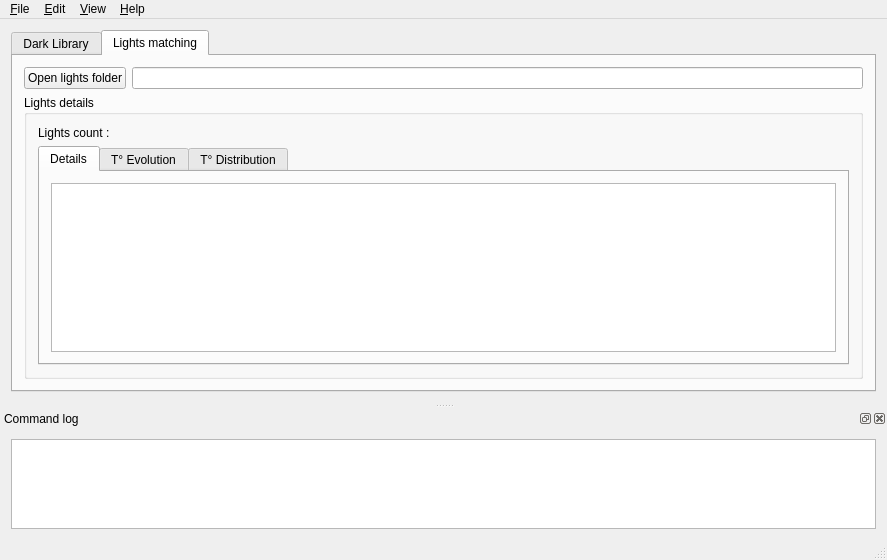
First picture: the form in src/gui/forms/mainWindow.ui, repository deufrai/astrawdark-src, before the edit.
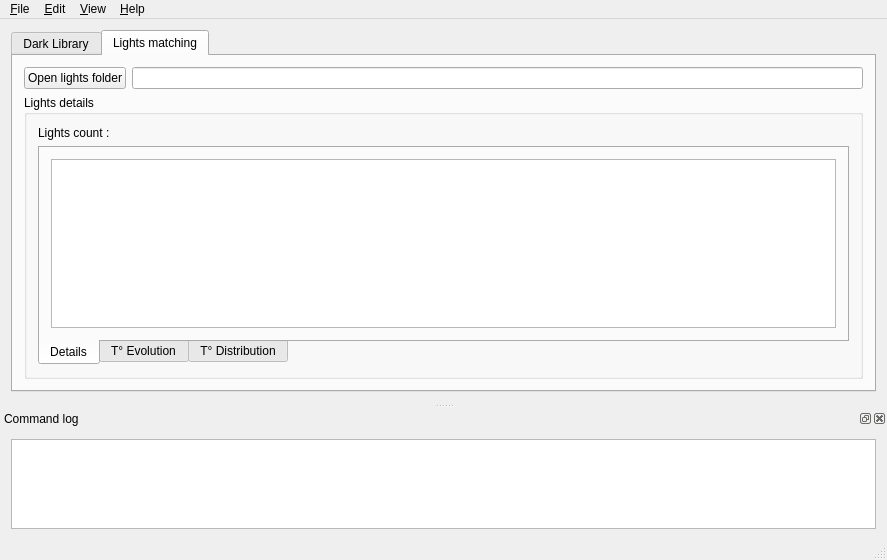
Second picture: the form after the edit. The open tabs and pages were chosen to show the change. Icons and pictures are not drawn. Custom widgets are drawn as their Qt base class.

Commit message: ARD-128: Put 2nd level tabs on south

What changed in the file:
```diff
--- a/src/gui/forms/mainWindow.ui
+++ b/src/gui/forms/mainWindow.ui
@@ -229,6 +229,9 @@
            </item>
            <item>
             <widget class="QTabWidget" name="tabLightsDetailsWidget">
+             <property name="tabPosition">
+              <enum>QTabWidget::South</enum>
+             </property>
              <property name="currentIndex">
               <number>0</number>
              </property>
```
Left out of the diff: 4 changed lines with no effect on the pictures.
